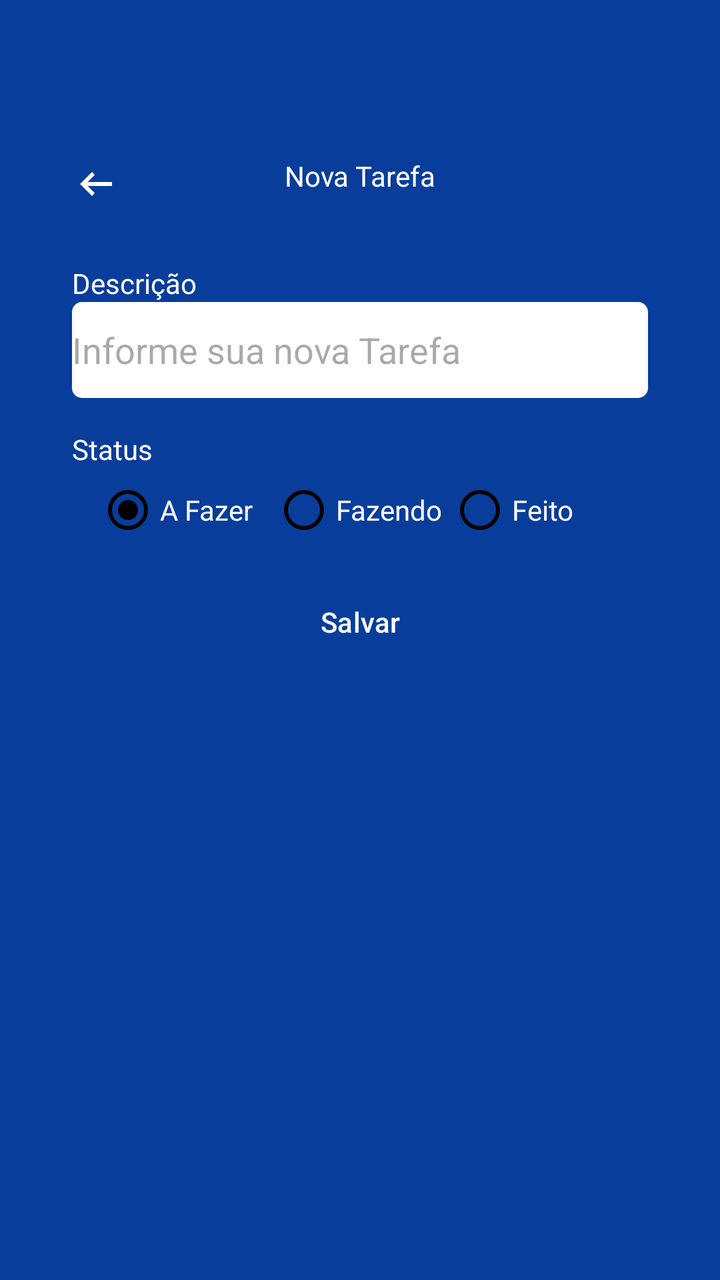
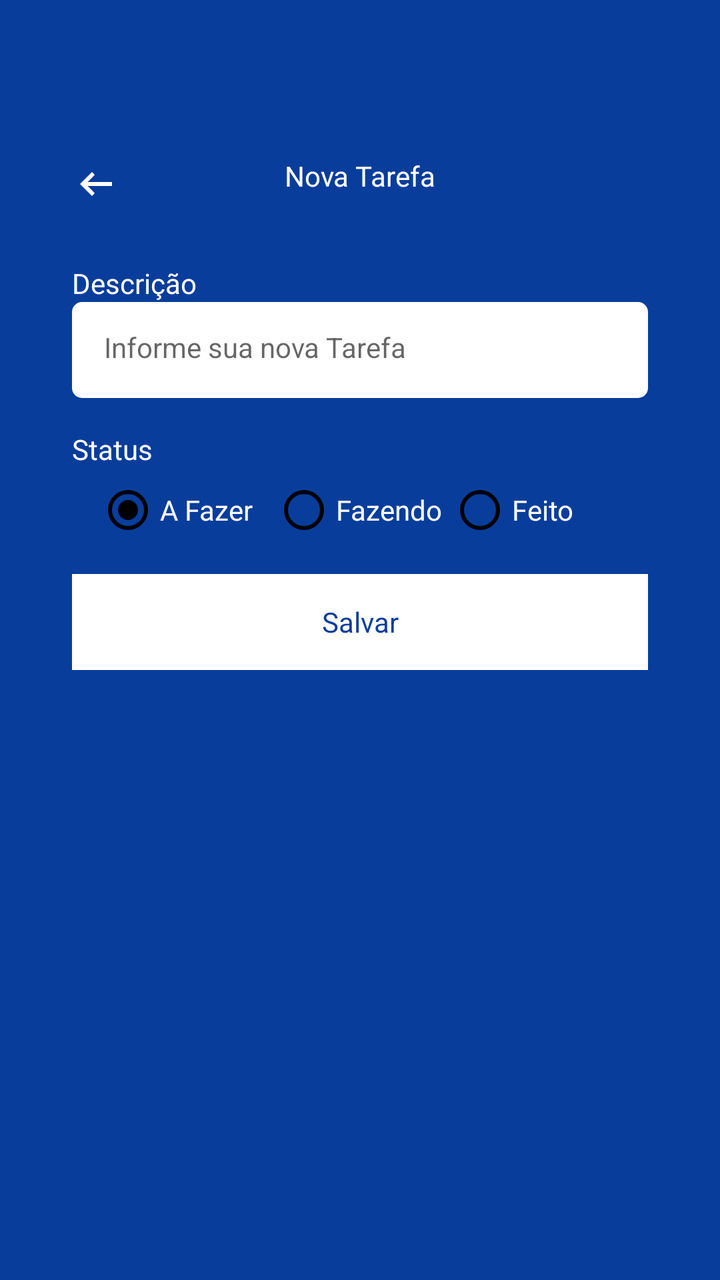

Before-and-after screenshots of an Android layout around one commit, followed by the original layout XML and the change that was made.
<!-- AndroidManifest.xml: application theme Theme.Task -->
<!-- res/layout/fragment_form_task.xml -->
<?xml version="1.0" encoding="utf-8"?>
<ScrollView xmlns:android="http://schemas.android.com/apk/res/android"
    xmlns:app="http://schemas.android.com/apk/res-auto"
    xmlns:tools="http://schemas.android.com/tools"
    android:layout_width="match_parent"
    android:layout_height="match_parent"
    android:fillViewport="true"
    android:padding="20dp"
    tools:context=".ui.FormTaskFragment">

    <LinearLayout
        android:layout_width="match_parent"
        android:layout_height="wrap_content"
        android:orientation="vertical">

        <com.google.android.material.appbar.MaterialToolbar
            android:id="@+id/toolbar"
            android:layout_width="match_parent"
            android:layout_height="wrap_content"
            android:paddingTop="40dp"
            app:navigationIcon="@drawable/icback_24">

            <TextView
                android:layout_width="wrap_content"
                android:layout_height="wrap_content"
                android:layout_gravity="center_horizontal"
                android:text="Nova Tarefa"
                android:textColor="@color/white" />
        </com.google.android.material.appbar.MaterialToolbar>

        <androidx.constraintlayout.widget.ConstraintLayout
            android:layout_width="match_parent"
            android:layout_height="match_parent"
            android:padding="16dp">

            <TextView
                android:id="@+id/textView"
                android:layout_width="wrap_content"
                android:layout_height="wrap_content"
                android:text="Descrição"
                android:textColor="@color/white"
                app:layout_constraintStart_toStartOf="parent"
                app:layout_constraintTop_toTopOf="parent" />

            <EditText
                android:id="@+id/editTextDescricao"
                android:layout_width="match_parent"
                android:layout_height="48dp"
                android:background="@drawable/bg_edit_text"
                android:hint="Informe sua nova Tarefa"
                app:layout_constraintEnd_toEndOf="parent"
                app:layout_constraintStart_toStartOf="parent"
                app:layout_constraintTop_toBottomOf="@id/textView" />

            <TextView
                android:id="@+id/textviewStatus"
                android:layout_width="wrap_content"
                android:layout_height="wrap_content"
                android:layout_marginTop="16dp"
                android:text="Status"
                android:textColor="@color/white"
                app:layout_constraintStart_toStartOf="parent"
                app:layout_constraintTop_toBottomOf="@id/editTextDescricao" />

            <RadioGroup
                android:id="@+id/radioGroup"
                android:layout_width="wrap_content"
                android:layout_height="wrap_content"
                android:layout_marginTop="5dp"
                android:orientation="horizontal"
                app:layout_constraintEnd_toEndOf="parent"
                app:layout_constraintStart_toStartOf="parent"
                app:layout_constraintTop_toBottomOf="@+id/textviewStatus">

                <RadioButton
                    android:id="@+id/rbTodo"
                    android:layout_width="88dp"
                    android:layout_height="wrap_content"
                    android:buttonTint="@color/black"
                    android:checked="true"
                    android:text="A Fazer"
                    android:textColor="@color/white"
                    android:theme="@style/MyRadioButton" />

                <RadioButton
                    android:id="@+id/rbDoing"
                    android:layout_width="88dp"
                    android:layout_height="wrap_content"
                    android:buttonTint="@color/black"
                    android:text="Fazendo"
                    android:textColor="@color/white"
                    android:theme="@style/MyRadioButton" />

                <RadioButton
                    android:id="@+id/rbDone"
                    android:layout_width="88dp"
                    android:layout_height="wrap_content"
                    android:buttonTint="@color/black"
                    android:text="Feito"
                    android:textColor="@color/white"
                    android:theme="@style/MyRadioButton" />
            </RadioGroup>

            <com.google.android.material.button.MaterialButton
                android:id="@+id/buttonSave"
                android:layout_width="match_parent"
                android:layout_height="wrap_content"
                android:layout_marginTop="16dp"
                android:background="@drawable/bg_btn"
                android:backgroundTint="@null"
                android:text="Salvar"
                android:textAllCaps="false"
                android:textColor="@color/white"
                app:layout_constraintEnd_toEndOf="parent"
                app:layout_constraintStart_toStartOf="parent"
                app:layout_constraintTop_toBottomOf="@id/radioGroup" />

            <ProgressBar
                android:id="@+id/progressBar"
                android:layout_width="wrap_content"
                android:layout_height="wrap_content"
                android:layout_gravity="center"
                android:layout_marginTop="8dp"
                android:indeterminateTint="@color/white"
                android:visibility="invisible"
                app:layout_constraintEnd_toEndOf="parent"
                app:layout_constraintStart_toStartOf="parent"
                app:layout_constraintTop_toBottomOf="@id/buttonSave"
                tools:visibility="visible" />

        </androidx.constraintlayout.widget.ConstraintLayout>

    </LinearLayout>
</ScrollView>
<!-- resources referenced by this layout -->
<resources>
  <color name="black">#FF000000</color>
  <color name="white">#FFFFFFFF</color>
  <!-- drawable bg_btn (drawable) -->
  <?xml version="1.0" encoding="utf-8"?>
  <shape xmlns:android="http://schemas.android.com/apk/res/android"
      android:shape="rectangle">
  
      <solid android:color="@color/white"/>
      <solid android:radius="5dp"/>
  </shape>
  <!-- drawable bg_edit_text (drawable) -->
  <?xml version="1.0" encoding="utf-8"?>
  <shape xmlns:android="http://schemas.android.com/apk/res/android"
      android:shape="rectangle">
  
      <solid android:color="@color/white"/>
      <corners android:radius="5dp"/>
  
  </shape>
  <!-- drawable icback_24 (drawable) -->
  <vector xmlns:android="http://schemas.android.com/apk/res/android" android:autoMirrored="true" android:height="24dp" android:tint="#FFFFFF" android:viewportHeight="960" android:viewportWidth="960" android:width="24dp">
        
      <path android:fillColor="@android:color/white" android:pathData="M400,720L160,480L400,240L456,298L314,440L800,440L800,520L314,520L456,662L400,720Z"/>
      
  </vector>
  <style name="MyRadioButton" parent="Theme.AppCompat.Light">
          <item name="colorControlNormal">@color/black</item>
          <item name="colorControlActivated">@color/azul1</item>
      </style>
  <style name="Theme.Task" parent="Base.Theme.Task" />
  <color name="azul1">#243A69</color>
  <style name="Base.Theme.Task" parent="Theme.Material3.DayNight.NoActionBar">
          
          <item name="colorPrimary">@color/color_default</item>
          <item name="colorPrimaryVariant">@color/color_default</item>
          <item name="android:windowBackground">@color/color_default</item>
      </style>
  <color name="color_default">#083D9B</color>
</resources>

<!-- the commit's change to res/layout/fragment_form_task.xml (unified diff, before → after) -->
@@ -46,7 +46,7 @@
                 android:id="@+id/editTextDescricao"
                 android:layout_width="match_parent"
                 android:layout_height="48dp"
-                android:background="@drawable/bg_edit_text"
+                style="@style/EditTextTheme"
                 android:hint="Informe sua nova Tarefa"
                 app:layout_constraintEnd_toEndOf="parent"
                 app:layout_constraintStart_toStartOf="parent"
@@ -106,14 +106,11 @@
                 android:layout_width="match_parent"
                 android:layout_height="wrap_content"
                 android:layout_marginTop="16dp"
-                android:background="@drawable/bg_btn"
-                android:backgroundTint="@null"
                 android:text="Salvar"
-                android:textAllCaps="false"
-                android:textColor="@color/white"
                 app:layout_constraintEnd_toEndOf="parent"
                 app:layout_constraintStart_toStartOf="parent"
-                app:layout_constraintTop_toBottomOf="@id/radioGroup" />
+                app:layout_constraintTop_toBottomOf="@id/radioGroup"
+                style="@style/ButtonTheme"/>
 
             <ProgressBar
                 android:id="@+id/progressBar"
<!-- resource entries referenced after the edit -->
@@ -25,6 +25,17 @@
       <path android:fillColor="@android:color/white" android:pathData="M400,720L160,480L400,240L456,298L314,440L800,440L800,520L314,520L456,662L400,720Z"/>
       
   </vector>
+  <style name="ButtonTheme" parent="Theme.MaterialComponents.DayNight.NoActionBar">
+          <item name="android:background">@drawable/bg_btn</item>
+          <item name="android:textAllCaps">false</item>
+          <item name="android:textColor">@color/color_default</item>
+          <item name="backgroundTint">@null</item>
+      </style>
+  <style name="EditTextTheme" parent="Theme.MaterialComponents.DayNight.NoActionBar">
+          <item name="android:background">@drawable/bg_edit_text</item>
+          <item name="android:padding">16dp</item>
+          <item name="android:textSize">14sp</item>
+      </style>
   <style name="MyRadioButton" parent="Theme.AppCompat.Light">
           <item name="colorControlNormal">@color/black</item>
           <item name="colorControlActivated">@color/azul1</item>
